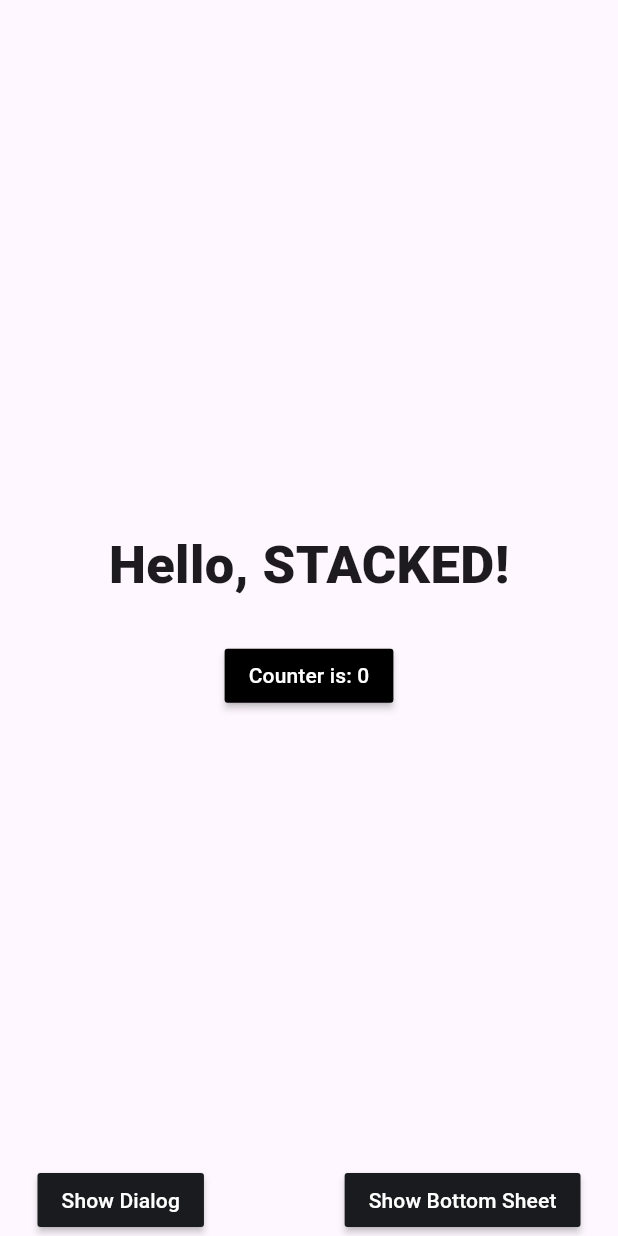
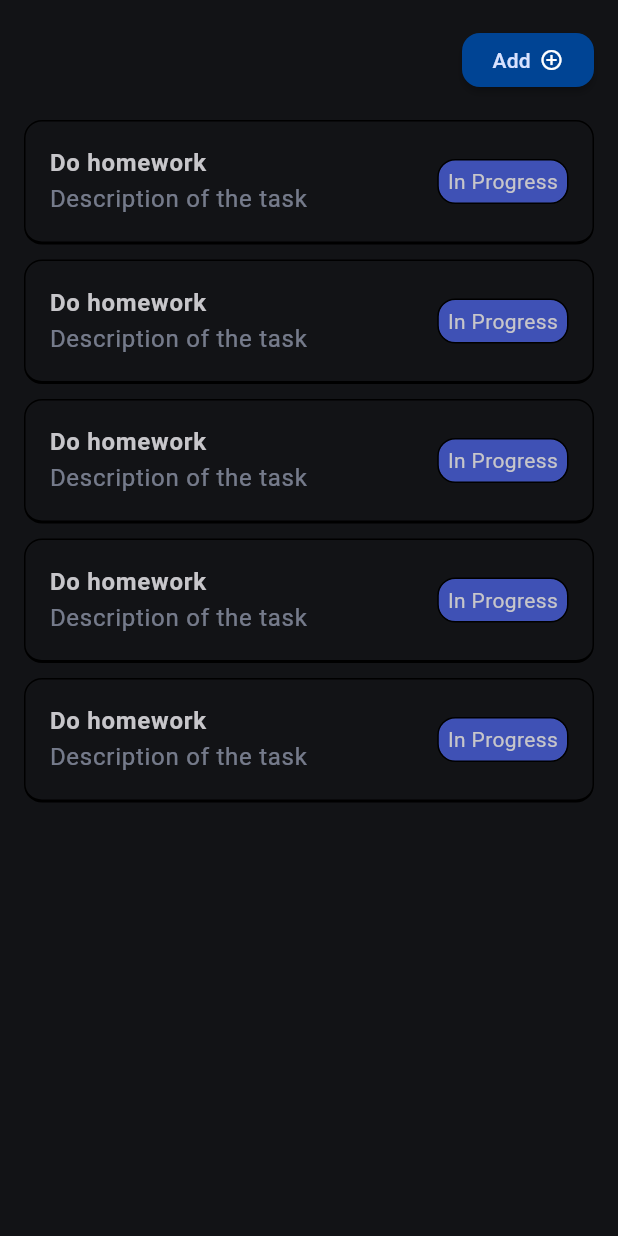
Before and after one commit to nidhin579/Todo_App, a Flutter app: the screen it shows after launch, on a phone screen of 412 x 824 dp. Run offline on Flutter 3.47's test engine with Material 3 defaults, Android fonts, the phone set to English and light mode, and no system bars; our stand-ins replace stacked, stacked_services, stacked_shared; Roboto replaces fonts that are missing (Poppins).

Commit message:
Add basic UI

```diff
--- a/lib/main.dart
+++ b/lib/main.dart
@@ -4,6 +4,7 @@ import 'package:todo_app/app/app.dialogs.dart';
 import 'package:todo_app/app/app.locator.dart';
 import 'package:todo_app/app/app.router.dart';
 import 'package:stacked_services/stacked_services.dart';
+import 'package:todo_app/ui/common/app_theme.dart';
 
 Future<void> main() async {
   WidgetsFlutterBinding.ensureInitialized();
@@ -19,6 +20,7 @@ class MainApp extends StatelessWidget {
   @override
   Widget build(BuildContext context) {
     return MaterialApp(
+      theme: appTheme,
       initialRoute: Routes.startupView,
       onGenerateRoute: StackedRouter().onGenerateRoute,
       navigatorKey: StackedService.navigatorKey,
--- /dev/null
+++ b/lib/ui/common/app_theme.dart
@@ -0,0 +1,55 @@
+import 'package:flutter/material.dart';
+
+final appTheme = ThemeData(
+  appBarTheme: AppBarTheme(
+    centerTitle: true,
+    toolbarHeight: kToolbarHeight + 16,
+    scrolledUnderElevation: 1,
+    elevation: 1,
+    shadowColor: _darkColorScheme.secondary,
+  ),
+  bottomNavigationBarTheme: BottomNavigationBarThemeData(
+    backgroundColor: _darkColorScheme.surface,
+    selectedItemColor: _darkColorScheme.primary,
+    unselectedItemColor: _darkColorScheme.onSurfaceVariant,
+    type: BottomNavigationBarType.fixed,
+    showUnselectedLabels: true,
+  ),
+  colorScheme: _darkColorScheme,
+  bannerTheme: MaterialBannerThemeData(
+    backgroundColor: _darkColorScheme.primaryContainer,
+  ),
+  useMaterial3: true,
+  fontFamily: 'Poppins',
+);
+
+const _darkColorScheme = ColorScheme(
+  brightness: Brightness.dark,
+  primary: Color(0xFFADC6FF),
+  onPrimary: Color(0xFF002E69),
+  primaryContainer: Color(0xFF004494),
+  onPrimaryContainer: Color(0xFFD8E2FF),
+  secondary: Color(0xFFBFC6DC),
+  onSecondary: Color(0xFF293041),
+  secondaryContainer: Color(0xFF3F4759),
+  onSecondaryContainer: Color(0xFFDBE2F9),
+  tertiary: Color(0xFFDEBCDF),
+  onTertiary: Color(0xFF402843),
+  tertiaryContainer: Color(0xFF583E5B),
+  onTertiaryContainer: Color(0xFFFBD7FC),
+  error: Color(0xFFFFB4AB),
+  errorContainer: Color(0xFF93000A),
+  onError: Color(0xFF690005),
+  onErrorContainer: Color(0xFFFFDAD6),
+  outline: Color(0xFF8E9099),
+  onInverseSurface: Color(0xFF1B1B1F),
+  inverseSurface: Color(0xFFE3E2E6),
+  inversePrimary: Color(0xFF005AC1),
+  shadow: Color(0xFF000000),
+  surfaceTint: Color(0xFFADC6FF),
+  outlineVariant: Color(0xFF44474F),
+  scrim: Color(0xFF000000),
+  surface: Color(0xFF121316),
+  onSurface: Color(0xFFC7C6CA),
+  onSurfaceVariant: Color(0xFFC4C6D0),
+);
--- a/lib/ui/views/home/home_view.dart
+++ b/lib/ui/views/home/home_view.dart
@@ -1,8 +1,6 @@
 import 'package:flutter/material.dart';
 import 'package:stacked/stacked.dart';
-import 'package:todo_app/ui/common/app_colors.dart';
-import 'package:todo_app/ui/common/ui_helpers.dart';
-
+import 'package:todo_app/ui/views/home/widgets/widgets.dart';
 import 'home_viewmodel.dart';
 
 class HomeView extends StackedView<HomeViewModel> {
@@ -17,60 +15,27 @@ class HomeView extends StackedView<HomeViewModel> {
     return Scaffold(
       body: SafeArea(
         child: Padding(
-          padding: const EdgeInsets.symmetric(horizontal: 25.0),
-          child: Center(
-            child: Column(
-              mainAxisSize: MainAxisSize.max,
-              mainAxisAlignment: MainAxisAlignment.spaceBetween,
-              children: [
-                verticalSpaceLarge,
-                Column(
-                  children: [
-                    const Text(
-                      'Hello, STACKED!',
-                      style: TextStyle(
-                        fontSize: 35,
-                        fontWeight: FontWeight.w900,
-                      ),
-                    ),
-                    verticalSpaceMedium,
-                    MaterialButton(
-                      color: Colors.black,
-                      onPressed: viewModel.incrementCounter,
-                      child: Text(
-                        viewModel.counterLabel,
-                        style: const TextStyle(color: Colors.white),
-                      ),
-                    ),
-                  ],
+          padding: const EdgeInsets.symmetric(horizontal: 16),
+          child: Column(
+            crossAxisAlignment: CrossAxisAlignment.end,
+            children: [
+              const SizedBox(height: 16),
+              AddTaskButton(
+                onTap: () {},
+              ),
+              const SizedBox(height: 16),
+              Expanded(
+                child: ListView.separated(
+                  itemCount: 5,
+                  separatorBuilder: (context, index) {
+                    return const SizedBox(height: 10);
+                  },
+                  itemBuilder: (context, index) {
+                    return const TaskCard();
+                  },
                 ),
-                Row(
-                  mainAxisAlignment: MainAxisAlignment.spaceBetween,
-                  children: [
-                    MaterialButton(
-                      color: kcDarkGreyColor,
-                      onPressed: viewModel.showDialog,
-                      child: const Text(
-                        'Show Dialog',
-                        style: TextStyle(
-                          color: Colors.white,
-                        ),
-                      ),
-                    ),
-                    MaterialButton(
-                      color: kcDarkGreyColor,
-                      onPressed: viewModel.showBottomSheet,
-                      child: const Text(
-                        'Show Bottom Sheet',
-                        style: TextStyle(
-                          color: Colors.white,
-                        ),
-                      ),
-                    ),
-                  ],
-                )
-              ],
-            ),
+              ),
+            ],
           ),
         ),
       ),
--- /dev/null
+++ b/lib/ui/views/home/widgets/add_task_button.dart
@@ -0,0 +1,38 @@
+import 'package:flutter/material.dart';
+
+class AddTaskButton extends StatelessWidget {
+  const AddTaskButton({
+    super.key,
+    this.onTap,
+  });
+
+  final VoidCallback? onTap;
+
+  @override
+  Widget build(BuildContext context) {
+    final theme = Theme.of(context);
+    return MaterialButton(
+      color: theme.colorScheme.primaryContainer,
+      shape: RoundedRectangleBorder(
+        borderRadius: BorderRadius.circular(12),
+      ),
+      onPressed: onTap,
+      child: Row(
+        mainAxisSize: MainAxisSize.min,
+        children: [
+          Text(
+            'Add',
+            style: theme.textTheme.titleSmall?.copyWith(
+              color: theme.colorScheme.onPrimaryContainer,
+            ),
+          ),
+          const SizedBox(width: 6),
+          const Icon(
+            Icons.add_circle_outline_sharp,
+            size: 16,
+          )
+        ],
+      ),
+    );
+  }
+}
--- /dev/null
+++ b/lib/ui/views/home/widgets/task_card.dart
@@ -0,0 +1,61 @@
+import 'package:flutter/material.dart';
+
+enum TaskStatus { todo, inProgress, done }
+
+class TaskCard extends StatelessWidget {
+  const TaskCard({
+    super.key,
+    this.taskStatus = TaskStatus.todo,
+  });
+
+  final TaskStatus taskStatus;
+
+  @override
+  Widget build(BuildContext context) {
+    final theme = Theme.of(context);
+    return Container(
+      padding: const EdgeInsets.all(16),
+      decoration: BoxDecoration(
+        borderRadius: BorderRadius.circular(12),
+        border: const Border(
+          bottom: BorderSide(width: 2),
+          left: BorderSide(),
+          right: BorderSide(),
+          top: BorderSide(),
+        ),
+      ),
+      child: Row(
+        children: [
+          Expanded(
+            child: Column(
+              crossAxisAlignment: CrossAxisAlignment.start,
+              children: [
+                Text(
+                  'Do homework',
+                  style: theme.textTheme.bodyLarge?.copyWith(
+                    fontWeight: FontWeight.bold,
+                  ),
+                ),
+                Text(
+                  'Description of the task',
+                  style: theme.textTheme.bodyLarge?.copyWith(
+                    color:
+                        theme.colorScheme.onPrimaryContainer.withOpacity(0.5),
+                  ),
+                ),
+              ],
+            ),
+          ),
+          Container(
+            padding: const EdgeInsets.symmetric(vertical: 4, horizontal: 6),
+            decoration: BoxDecoration(
+                borderRadius: BorderRadius.circular(12),
+                border: Border.all(),
+                color: Colors.indigo),
+            child: const Text('In Progress'),
+          )
+        ],
+      ),
+    );
+  }
+}
--- /dev/null
+++ b/lib/ui/views/home/widgets/widgets.dart
@@ -0,0 +1,2 @@
+export 'task_card.dart';
+export 'add_task_button.dart';
```
